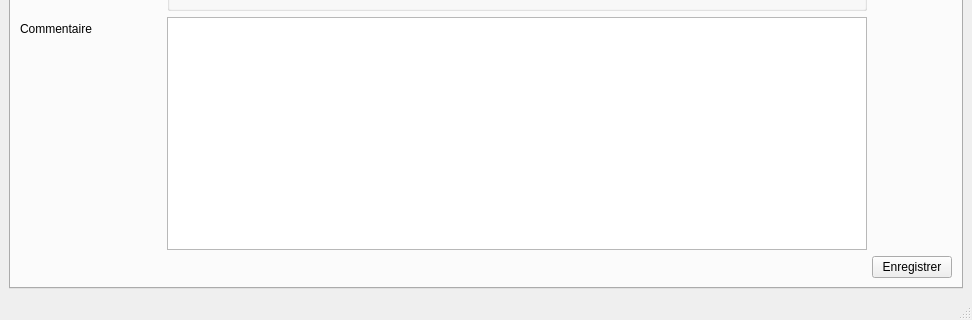
The window that mainwindow.ui (firedream89/customer-database) describes before a commit, drawn with Qt 5; both pictures show x 0 to 972 and y 890 to 1210 of the 972 by 1210 pixel window.
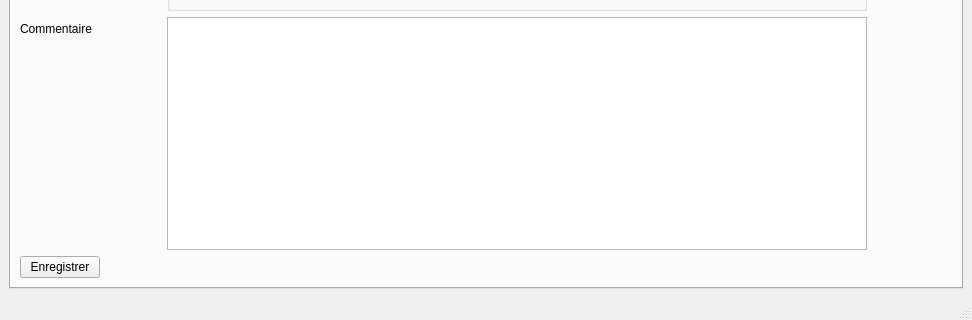
The same window after the commit.

Commit message: intégration lecteur pdf

The edit to the form file:
```diff
--- a/mainwindow.ui
+++ b/mainwindow.ui
@@ -183,7 +183,27 @@
         <property name="sizeConstraint">
          <enum>QLayout::SetDefaultConstraint</enum>
         </property>
-        <item row="0" column="0" colspan="2">
+        <item row="1" column="1">
+         <spacer name="horizontalSpacer">
+          <property name="orientation">
+           <enum>Qt::Horizontal</enum>
+          </property>
+          <property name="sizeHint" stdset="0">
+           <size>
+            <width>40</width>
+            <height>20</height>
+           </size>
+          </property>
+         </spacer>
+        </item>
+        <item row="1" column="0">
+         <widget class="QPushButton" name="newBt">
+          <property name="text">
+           <string>Enregistrer</string>
+          </property>
+         </widget>
+        </item>
+        <item row="0" column="0" colspan="3">
          <layout class="QFormLayout" name="formLayout">
           <property name="sizeConstraint">
            <enum>QLayout::SetDefaultConstraint</enum>
@@ -636,26 +656,6 @@
           </item>
          </layout>
         </item>
-        <item row="1" column="0">
-         <spacer name="horizontalSpacer">
-          <property name="orientation">
-           <enum>Qt::Horizontal</enum>
-          </property>
-          <property name="sizeHint" stdset="0">
-           <size>
-            <width>40</width>
-            <height>20</height>
-           </size>
-          </property>
-         </spacer>
-        </item>
-        <item row="1" column="1">
-         <widget class="QPushButton" name="newBt">
-          <property name="text">
-           <string>Enregistrer</string>
-          </property>
-         </widget>
-        </item>
        </layout>
       </widget>
      </widget>
```
